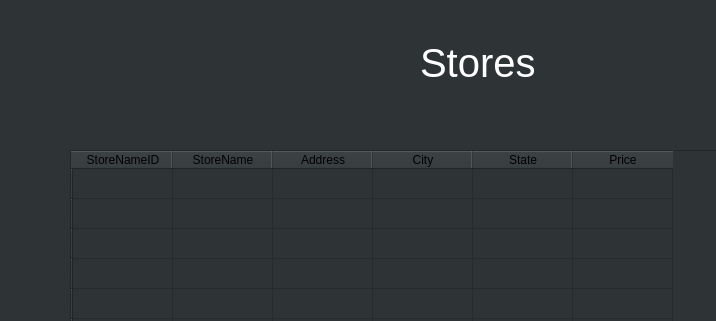
First picture: the form in Stores.ui, repository JohnCMeyer/PhoneFinder, before the edit; both pictures show x 0 to 716 and y 0 to 321 of the 1000 by 800 pixel window.
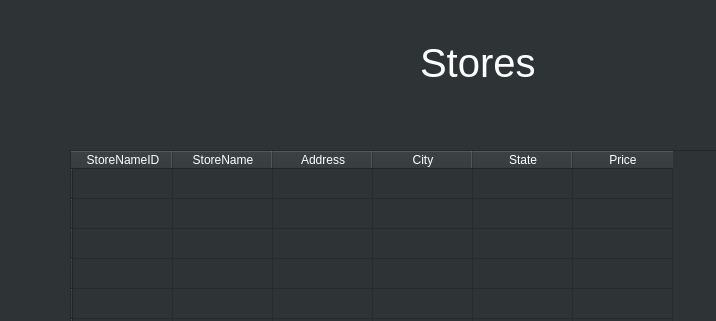
Second picture: the form after the edit.

What changed in the file:
```diff
--- a/Stores.ui
+++ b/Stores.ui
@@ -42,6 +42,9 @@
      <height>301</height>
     </rect>
    </property>
+   <property name="styleSheet">
+    <string notr="true">color: rgb(255, 255, 255);</string>
+   </property>
    <row>
     <property name="text">
      <string/>
```
